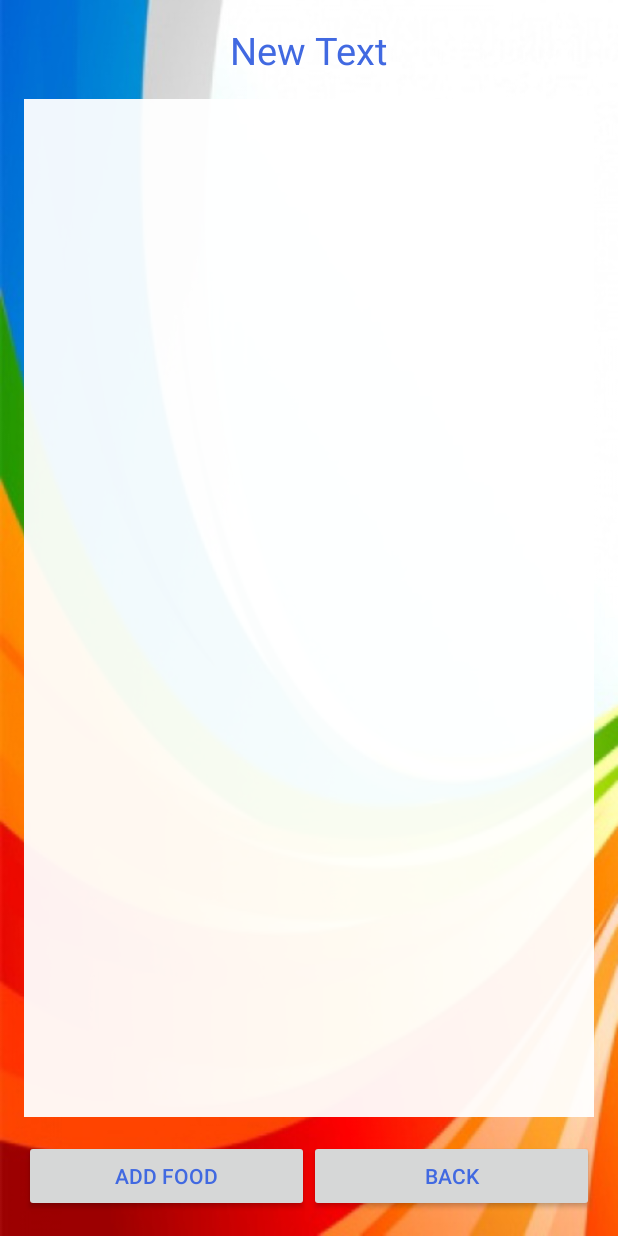
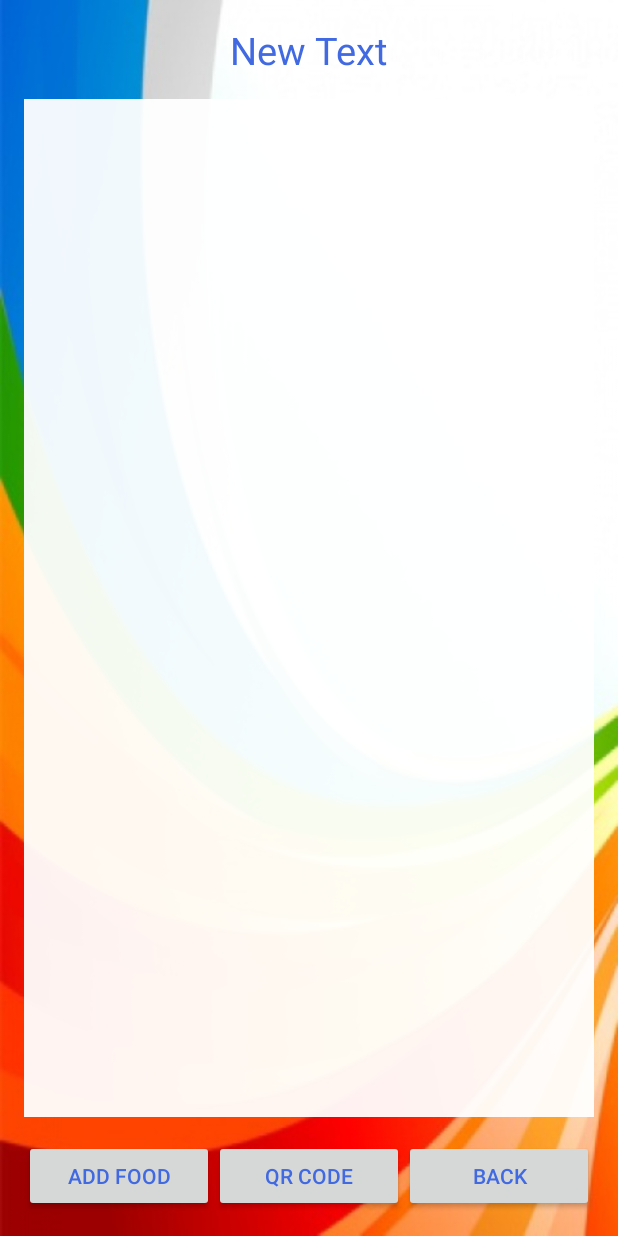
Before and after one commit to masterUNG/Weight-Control-From-May, an Android app: the layout activity_calories_list_view.xml on its own in the app's theme, with its tools: preview values and no code run, on a phone screen of 412 x 824 dp. Run offline under Robolectric (Android 15) with nearby library versions, the phone set to English and light mode, and no system bars.

Commit message:
QR code Finish

```diff
--- a/app/src/main/res/layout/activity_calories_list_view.xml
+++ b/app/src/main/res/layout/activity_calories_list_view.xml
@@ -27,7 +27,7 @@
         android:id="@+id/linbottomCal">
 
         <Button
-            android:layout_width="match_parent"
+            android:layout_width="0dp"
             android:layout_height="wrap_content"
             android:text="Add Food"
             android:id="@+id/button5"
@@ -36,7 +36,16 @@
             android:onClick="clickAddCalories" />
 
         <Button
-            android:layout_width="match_parent"
+            android:text="QR code"
+            android:layout_width="0dp"
+            android:layout_height="wrap_content"
+            android:id="@+id/button7"
+            android:layout_weight="1"
+            android:onClick="clickQRcode"
+            android:textColor="@color/text" />
+
+        <Button
+            android:layout_width="0dp"
             android:layout_height="wrap_content"
             android:text="BACK"
             android:id="@+id/button6"
--- a/app/src/main/res/values/colors.xml
+++ b/app/src/main/res/values/colors.xml
@@ -4,6 +4,6 @@
     <color name="colorPrimaryDark">#303F9F</color>
     <color name="colorAccent">#FF4081</color>
 
-    <color name="text">#4169E1</color>
+    <color name="text">#4169e1</color>
 
 </resources>
```
Also changed, not shown: app/src/main/java/nu/khamenketkan/waritsara/weightcontrol/CaloriesListView.java (+44 -1 lines), app/src/main/res/layout/activity_burn_list_view.xml (+27 -26 lines).
